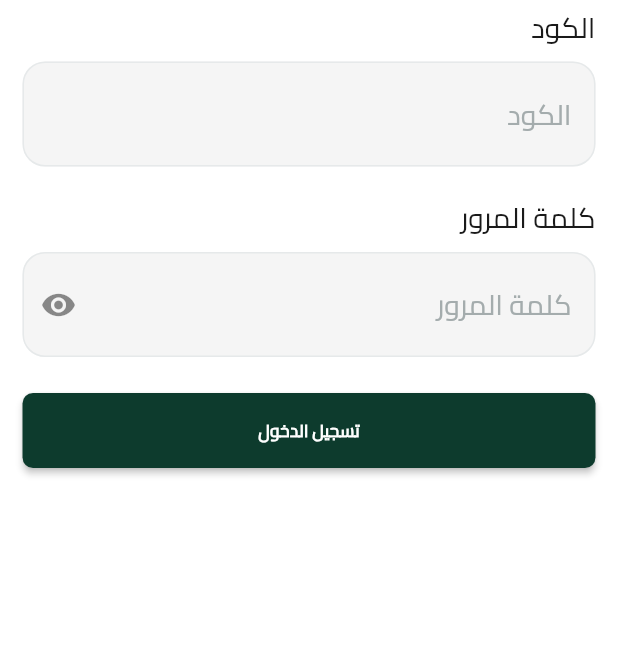
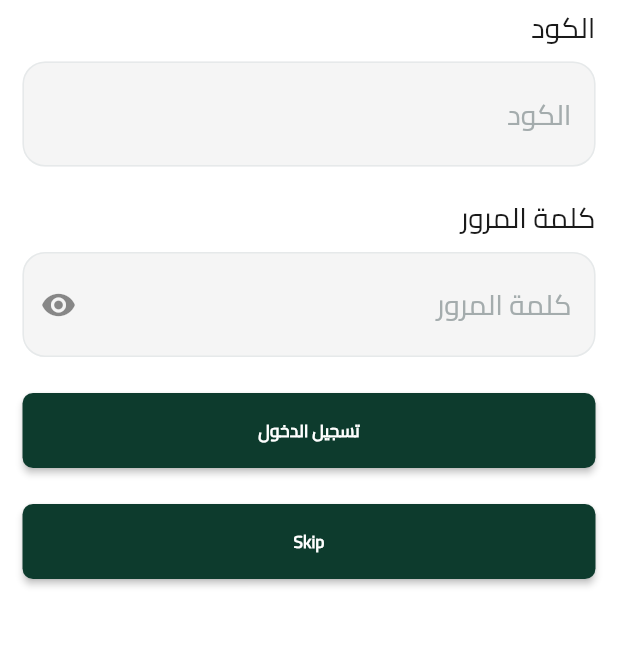
Before and after one commit to faroukshahin404/Eatic-offline, a Flutter app: the screen it shows after launch, on a phone screen of 412 x 824 dp, the part 315-962 px from its top. Run offline on Flutter 3.47's test engine with Material 3 defaults, Android fonts, the phone set to English and light mode, and no system bars; our stand-ins replace dartz, easy_localization, flutter_bloc, flutter_secure_storage, get_it, go_router and 1 more; accounts and stored records are empty.

Commit message:
Add skip button to login form and refactor validator functions for improved readability

```diff
--- a/lib/features/login/widgets/login_form_widget.dart
+++ b/lib/features/login/widgets/login_form_widget.dart
@@ -1,11 +1,13 @@
 import 'package:easy_localization/easy_localization.dart';
 import 'package:flutter/material.dart';
 import 'package:flutter_bloc/flutter_bloc.dart';
+import 'package:go_router/go_router.dart';
 
 import '../../../core/constants/app_assets.dart';
 import '../../../core/widgets/custom_assets_image.dart';
 import '../../../core/widgets/custom_button_widget.dart';
 import '../../../core/widgets/custom_text_field.dart';
+import '../../../routes/app_paths.dart';
 import '../cubit/login_cubit.dart';
 
 class LoginFormWidget extends StatelessWidget {
@@ -30,9 +32,11 @@
               hint: 'add_user_form.code'.tr(),
               controller: cubit.codeController,
               isOnlyNumbers: true,
-              validator: (v) => (v == null || v.trim().isEmpty)
-                  ? 'validation.required'.tr()
-                  : null,
+              validator:
+                  (v) =>
+                      (v == null || v.trim().isEmpty)
+                          ? 'validation.required'.tr()
+                          : null,
             ),
             const SizedBox(height: 16),
             CustomTextField(
@@ -41,9 +45,11 @@
               controller: cubit.passwordController,
               isPassword: true,
               maxLines: 1,
-              validator: (v) => (v == null || v.trim().isEmpty)
-                  ? 'validation.required'.tr()
-                  : null,
+              validator:
+                  (v) =>
+                      (v == null || v.trim().isEmpty)
+                          ? 'validation.required'.tr()
+                          : null,
             ),
             const SizedBox(height: 24),
             CustomButtonWidget(
@@ -52,6 +58,15 @@
               text: 'login',
               onPressed: () => cubit.login(),
             ),
+            const SizedBox(height: 24),
+
+            CustomButtonWidget(
+              height: 50,
+              text: 'Skip',
+              onPressed: () {
+                context.go(AppPaths.main);
+              },
+            ),
           ],
         ),
       ),
```
